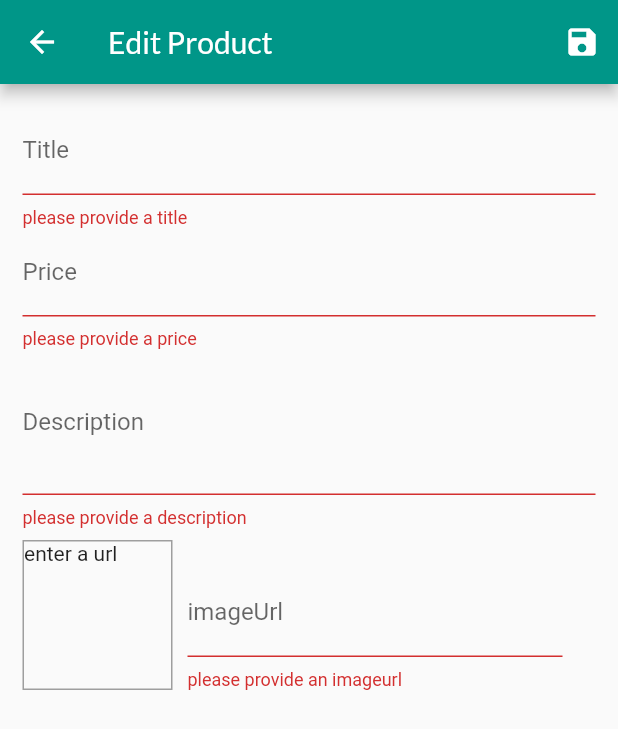
After one commit to WojuadeAA/FlutterProjects, a Flutter app: the EditProductScreen screen opened by its route, after a tap on the "save" icon, on a phone screen of 412 x 824 dp. The commit adds this screen. Shown: the top 729 px of the screen. Run offline on Flutter 3.47's test engine with Material 2 defaults, Android fonts, the phone set to English and light mode, and no system bars; our stand-ins replace google_fonts; network calls fail.

Commit message:
saturday before sleep

```diff
--- /dev/null
+++ b/shop/lib/Screens/editing_products_screen.dart
@@ -0,0 +1,306 @@
+import 'package:flutter/cupertino.dart';
+import 'package:flutter/material.dart';
+import 'package:provider/provider.dart';
+import 'package:shop/providers/product.dart';
+import 'package:shop/providers/products_provider.dart';
+
+class EditProductScreen extends StatefulWidget {
+  static const routeName = 'Edit-Product';
+
+  @override
+  _EditProductScreenState createState() => _EditProductScreenState();
+}
+
+class _EditProductScreenState extends State<EditProductScreen> {
+  final _priceFocusNode = FocusNode();
+  final _descriptionFocusNode = FocusNode();
+  final _imageUrlController = TextEditingController();
+  final _imageUrlFocusNode = FocusNode();
+  var _isInit = true;
+  final _form = GlobalKey<FormState>();
+  var _editedProduct = Product(
+    id: null,
+    title: '',
+    price: 0,
+    imageUrl: '',
+    description: '',
+  );
+
+  var _initValues = {
+    'title': '',
+    'description': '',
+    'price': '',
+    'imageUrl': '',
+  };
+
+  var _isLoading = false;
+
+  @override
+  void initState() {
+    _imageUrlFocusNode.addListener(_updateImageurl);
+    super.initState();
+  }
+
+  @override
+  void didChangeDependencies() {
+    if (_isInit) {
+      final productId = ModalRoute.of(context).settings.arguments as String;
+      if (productId != null) {
+        _editedProduct =
+            Provider.of<Products>(context, listen: false).findById(productId);
+
+        _initValues = {
+          'title': _editedProduct.title,
+          'description': _editedProduct.description,
+          'price': _editedProduct.price.toString(),
+          'imageUrl': '',
+        };
+        _imageUrlController.text = _editedProduct.imageUrl;
+      }
+    }
+    _isInit = false;
+    super.didChangeDependencies();
+  }
+
+  @override
+  void dispose() {
+    _priceFocusNode.dispose();
+    _descriptionFocusNode.dispose();
+    _imageUrlController.dispose();
+    _imageUrlFocusNode.removeListener(_updateImageurl);
+
+    _imageUrlFocusNode.dispose();
+    super.dispose();
+  }
+
+  void _updateImageurl() {
+    if (!_imageUrlFocusNode.hasFocus) {
+      ///long validator logic to validate image url text field when focus changes from it
+
+      if (_imageUrlController.text.isEmpty ||
+          !_imageUrlController.text.startsWith("http") ||
+          !_imageUrlController.text.startsWith('https')) {
+        return;
+      }
+      setState(() {});
+    }
+  }
+
+  Future<void> _saveForm() async {
+    final isValid = _form.currentState.validate();
+
+    if (!isValid) {
+      return;
+    }
+    _form.currentState.save();
+    setState(() {
+      _isLoading = true;
+    });
+    if (_editedProduct.id != null) {
+      Provider.of<Products>(context, listen: false)
+          .updateProduct(_editedProduct.id, _editedProduct);
+
+      setState(() {
+        _isLoading = false;
+      });
+      Navigator.of(context).pop();
+    } else {
+      try {
+        await Provider.of<Products>(context, listen: false)
+            .addProduct(_editedProduct);
+      } catch (error) {
+        await showDialog(
+          context: context,
+          builder: (ctx) => AlertDialog(
+            title: Text('An Error occurred'),
+            content: Text('something went wrong'),
+            actions: <Widget>[
+              FlatButton(
+                child: Text('Okay'),
+                onPressed: () {
+                  Navigator.of(ctx).pop();
+                },
+              ),
+            ],
+          ),
+        );
+      } finally {
+        setState(() {
+          _isLoading = false;
+        });
+        Navigator.of(context).pop();
+      }
+    }
+  }
+
+  @override
+  Widget build(BuildContext context) {
+    return Scaffold(
+      appBar: AppBar(
+        title: Text('Edit Product'),
+        actions: <Widget>[
+          IconButton(
+            icon: Icon(Icons.save),
+            onPressed: _saveForm,
+          )
+        ],
+      ),
+      body: _isLoading
+          ? Center(
+              child: CircularProgressIndicator(),
+            )
+          : Padding(
+              padding: const EdgeInsets.all(15.0),
+              child: Form(
+                key: _form,
+                child: ListView(
+                  children: <Widget>[
+//title
+                    TextFormField(
+                      initialValue: _initValues['title'],
+                      decoration: InputDecoration(
+                        labelText: 'Title',
+                      ),
+                      textInputAction: TextInputAction.next,
+                      onFieldSubmitted: (_) {
+                        FocusScope.of(context).requestFocus(_priceFocusNode);
+                      },
+                      validator: (value) {
+                        if (value.isEmpty) {
+                          return 'please provide a title';
+                        }
+                        return null;
+                      },
+                      onSaved: (value) {
+                        _editedProduct = Product(
+                            title: value,
+                            description: _editedProduct.description,
+                            price: _editedProduct.price,
+                            imageUrl: _editedProduct.imageUrl,
+                            id: _editedProduct.id,
+                            isFavorite: _editedProduct.isFavorite);
+                      },
+                    ),
+
+                    // price
+                    TextFormField(
+                        initialValue: _initValues['price'],
+                        decoration: InputDecoration(labelText: 'Price'),
+                        textInputAction: TextInputAction.next,
+                        keyboardType: TextInputType.number,
+                        focusNode: _priceFocusNode,
+                        onFieldSubmitted: (_) {
+                          FocusScope.of(context)
+                              .requestFocus(_descriptionFocusNode);
+                        },
+                        validator: (value) {
+                          if (value.isEmpty) {
+                            return 'please provide a price';
+                          }
+
+                          if (double.tryParse(value) == null) {
+                            return 'invalid input please enter a valid number';
+                          }
+                          if (double.parse(value) <= 0) {
+                            return 'price cannot be less than N 0';
+                          }
+                          return null;
+                        },
+                        onSaved: (value) {
+                          _editedProduct = Product(
+                              title: _editedProduct.title,
+                              description: _editedProduct.description,
+                              price: double.parse(value),
+                              imageUrl: _editedProduct.imageUrl,
+                              id: _editedProduct.id,
+                              isFavorite: _editedProduct.isFavorite);
+                        }),
+                    TextFormField(
+                        initialValue: _initValues['description'],
+                        decoration: InputDecoration(labelText: 'Description'),
+                        maxLines: 3,
+                        keyboardType: TextInputType.multiline,
+                        focusNode: _descriptionFocusNode,
+                        validator: (value) {
+                          if (value.isEmpty) {
+                            return 'please provide a description';
+                          }
+                          if (value.length < 10) {
+                            return 'Description must be at least 10 characters long';
+                          }
+                          return null;
+                        },
+                        onSaved: (value) {
+                          _editedProduct = Product(
+                              title: _editedProduct.title,
+                              description: value,
+                              price: _editedProduct.price,
+                              imageUrl: _editedProduct.imageUrl,
+                              id: _editedProduct.id,
+                              isFavorite: _editedProduct.isFavorite);
+                        }),
+                    Row(
+                      crossAxisAlignment: CrossAxisAlignment.end,
+                      children: <Widget>[
+                        Container(
+                          width: 100,
+                          height: 100,
+                          margin: EdgeInsets.only(top: 08, right: 10),
+                          decoration: BoxDecoration(
+                            border: Border.all(
+                              width: 1,
+                              color: Colors.grey,
+                            ),
+                          ),
+                          child: _imageUrlController.text.isEmpty
+                              ? Text('enter a url')
+                              : FittedBox(
+                                  child: Image.network(
+                                    _imageUrlController.text,
+                                    fit: BoxFit.cover,
+                                  ),
+                                ),
+                        ),
+                        SizedBox(
+                          width: 250,
+                          child: TextFormField(
+                              //  initialValue: _initValues['imageUrl'],
+                              decoration:
+                                  InputDecoration(labelText: 'imageUrl'),
+                              keyboardType: TextInputType.url,
+                              textInputAction: TextInputAction.done,
+                              controller: _imageUrlController,
+                              focusNode: _imageUrlFocusNode,
+                              onFieldSubmitted: (_) {
+                                _saveForm();
+                              },
+                              validator: (value) {
+                                if (value.isEmpty) {
+                                  return 'please provide an imageurl';
+                                }
+                                if (!value.startsWith("http") ||
+                                    !value.startsWith('https')) {
+                                  return 'invalid image url please check you image and try again';
+                                }
+
+                                return null;
+                              },
+                              onSaved: (value) {
+                                _editedProduct = Product(
+                                    title: _editedProduct.title,
+                                    description: _editedProduct.description,
+                                    price: _editedProduct.price,
+                                    imageUrl: value,
+                                    id: _editedProduct.id,
+                                    isFavorite: _editedProduct.isFavorite);
+                              }),
+                        ),
+                      ],
+                    )
+                  ],
+                ),
+              ),
+            ),
+    );
+  }
+}
--- a/shop/lib/Screens/order_screen.dart
+++ b/shop/lib/Screens/order_screen.dart
@@ -1,6 +1,7 @@
 import 'package:flutter/material.dart';
 import 'package:provider/provider.dart';
 import 'package:shop/providers/orders.dart' show Orders;
+import 'package:shop/widgets/app_drawer.dart';
 
 import '../widgets/order_item.dart';
 
@@ -13,6 +14,7 @@ class OrdersScreen extends StatelessWidget {
       appBar: AppBar(
         title: Text('Your orders'),
       ),
+      drawer: AppDrawer(),
       body: ListView.builder(
         itemCount: orderData.orders.length,
         itemBuilder: (context, index) => OrderItem(orderData.orders[index]),
--- a/shop/lib/main.dart
+++ b/shop/lib/main.dart
@@ -2,6 +2,8 @@ import 'package:flutter/material.dart';
 import 'package:google_fonts/google_fonts.dart';
 import 'package:provider/provider.dart';
 import 'package:shop/Screens/cart_screen.dart';
+import 'package:shop/Screens/editing_products_screen.dart';
+import 'package:shop/Screens/user_product_screen.dart';
 import 'package:shop/providers/orders.dart';
 
 import './Screens/product_detail_screen.dart';
@@ -46,6 +48,8 @@ class MyApp extends StatelessWidget {
           ProductDetailScreen.routeName: (ctx) => ProductDetailScreen(),
           CartScreen.routeName: (ctx) => CartScreen(),
           OrdersScreen.routeName: (ctx) => OrdersScreen(),
+          UserProductsScreen.routeName: (ctx) => UserProductsScreen(),
+          EditProductScreen.routeName: (ctx) => EditProductScreen(),
         },
         home: ProductsOverviewScreen(),
       ),
--- a/shop/lib/providers/products_provider.dart
+++ b/shop/lib/providers/products_provider.dart
@@ -1,41 +1,44 @@
+import 'dart:convert';
+
 import 'package:flutter/material.dart';
+import 'package:http/http.dart' as http;
 
 import 'product.dart';
 
 class Products with ChangeNotifier {
   List<Product> _items = [
-    Product(
-      id: 'p1',
-      title: 'Red Shirt',
-      description: 'A red shirt - it is pretty red!',
-      price: 29.99,
-      imageUrl:
-          'https://cdn.pixabay.com/photo/2016/10/02/22/17/red-t-shirt-1710578_1280.jpg',
-    ),
-    Product(
-      id: 'p2',
-      title: 'Trousers',
-      description: 'A nice pair of trousers.',
-      price: 59.99,
-      imageUrl:
-          'https://upload.wikimedia.org/wikipedia/commons/thumb/e/e8/Trousers%2C_dress_%28AM_1960.022-8%29.jpg/512px-Trousers%2C_dress_%28AM_1960.022-8%29.jpg',
-    ),
-    Product(
-      id: 'p3',
-      title: 'Yellow Scarf',
-      description: 'Warm and cozy - exactly what you need for the winter.',
-      price: 19.99,
-      imageUrl:
-          'https://live.staticflickr.com/4043/4438260868_cc79b3369d_z.jpg',
-    ),
-    Product(
-      id: 'p4',
-      title: 'A Pan',
-      description: 'Prepare any meal you want.',
-      price: 49.99,
-      imageUrl:
-          'https://upload.wikimedia.org/wikipedia/commons/thumb/1/14/Cast-Iron-Pan.jpg/1024px-Cast-Iron-Pan.jpg',
-    ),
+//    Product(
+//      id: 'p1',
+//      title: 'Red Shirt',
+//      description: 'A red shirt - it is pretty red!',
+//      price: 29.99,
+//      imageUrl:
+//          'https://cdn.pixabay.com/photo/2016/10/02/22/17/red-t-shirt-1710578_1280.jpg',
+//    ),
+//    Product(
+//      id: 'p2',
+//      title: 'Trousers',
+//      description: 'A nice pair of trousers.',
+//      price: 59.99,
+//      imageUrl:
+//          'https://upload.wikimedia.org/wikipedia/commons/thumb/e/e8/Trousers%2C_dress_%28AM_1960.022-8%29.jpg/512px-Trousers%2C_dress_%28AM_1960.022-8%29.jpg',
+//    ),
+//    Product(
+//      id: 'p3',
+//      title: 'Yellow Scarf',
+//      description: 'Warm and cozy - exactly what you need for the winter.',
+//      price: 19.99,
+//      imageUrl:
+//          'https://live.staticflickr.com/4043/4438260868_cc79b3369d_z.jpg',
+//    ),
+//    Product(
+//      id: 'p4',
+//      title: 'A Pan',
+//      description: 'Prepare any meal you want.',
+//      price: 49.99,
+//      imageUrl:
+//          'https://upload.wikimedia.org/wikipedia/commons/thumb/1/14/Cast-Iron-Pan.jpg/1024px-Cast-Iron-Pan.jpg',
+//    ),
   ];
 
 //  var _showFavoritesOnly = false;
@@ -65,9 +68,76 @@ class Products with ChangeNotifier {
 //    notifyListeners();
 //  }
 
-  void addProduct() {
-//    _items.add(value);
+  Future<void> fetchAndSetProducts() async {
+    const url = 'https://shop-93c2b.firebaseio.com/products.json';
+    try {
+      final response = await http.get(url);
+      print(response.body);
+      final extractedData = json.decode(response.body) as Map<String, dynamic>;
+      final List<Product> loadedProduct = [];
+      extractedData.forEach((prodId, prodData) {
+        loadedProduct.add(Product(
+          id: prodId,
+          title: prodData['title'],
+          description: prodData['description'],
+          price: prodData['price'],
+          imageUrl: prodData['imageUrl'],
+          isFavorite: prodData['isFavorite'],
+        ));
+      });
+      print('*********************************************8');
+      print(loadedProduct.toString());
+      _items = loadedProduct;
+      print('*********************************************8');
+      print(_items);
+
+      notifyListeners();
+    } catch (error) {
+      throw (error);
+    }
+  }
+
+  Future<void> addProduct(Product product) async {
+    const url = 'https://shop-93c2b.firebaseio.com/products.json';
+
+    try {
+      final response = await http.post(
+        url,
+        body: json.encode({
+          'title': product.title,
+          'description': product.description,
+          'imageUrl': product.imageUrl,
+          'price': product.price,
+          'isFavorite': product.isFavorite,
+        }),
+      );
+
+      final newProduct = Product(
+          title: product.title,
+          imageUrl: product.imageUrl,
+          description: product.description,
+          id: json.decode(response.body)['name'],
+          price: product.price);
+      _items.insert(0, newProduct);
+      notifyListeners();
+    } catch (error) {
+      throw error;
+    }
+  }
+
+  void updateProduct(String id, Product newProduct) {
+    final prodIndex = _items.indexWhere((element) => element.id == id);
+    if (prodIndex >= 0) {
+      _items[prodIndex] = newProduct;
+    } else {
+      print('....');
+    }
 
     notifyListeners();
   }
+
+  void deleteProduct(String id) {
+    _items.removeWhere((product) => (product.id == id));
+    notifyListeners();
+  }
 }
--- a/shop/lib/widgets/app_drawer.dart
+++ b/shop/lib/widgets/app_drawer.dart
@@ -1,5 +1,6 @@
 import 'package:flutter/material.dart';
 import 'package:shop/Screens/order_screen.dart';
+import 'package:shop/Screens/user_product_screen.dart';
 
 class AppDrawer extends StatelessWidget {
   @override
@@ -25,7 +26,16 @@ class AppDrawer extends StatelessWidget {
               onTap: () {
                 Navigator.of(context)
                     .pushReplacementNamed(OrdersScreen.routeName);
-              })
+              }),
+          Divider(),
+          ListTile(
+              leading: Icon(Icons.edit),
+              title: Text('Manage Products'),
+              onTap: () {
+                Navigator.of(context)
+                    .pushReplacementNamed(UserProductsScreen.routeName);
+              }),
+          Divider(),
         ],
       ),
     );
--- a/shop/pubspec.yaml
+++ b/shop/pubspec.yaml
@@ -29,7 +29,8 @@ dependencies:
   # Use with the CupertinoIcons class for iOS style icons.
   cupertino_icons: ^0.1.3
   google_fonts: ^1.1.0
-  provider: ^3.0.0
+  provider:
+  http:
 
 dev_dependencies:
   flutter_test:
```
Also changed, not shown: shop/lib/Screens/cart_screen.dart (+0 -7 lines), shop/lib/Screens/products_overview_screen.dart (+37 -1 lines), shop/lib/Screens/user_product_screen.dart (added, +46 -0 lines), shop/lib/providers/cart.dart (+18 -0 lines), shop/lib/widgets/cart_item.dart (+23 -0 lines), shop/lib/widgets/product_item.dart (+11 -0 lines), shop/lib/widgets/user_products_item.dart (added, +55 -0 lines), woju/lib/anotherpage.dart (added, +31 -0 lines), woju/lib/newPage.dart (added, +23 -0 lines).
